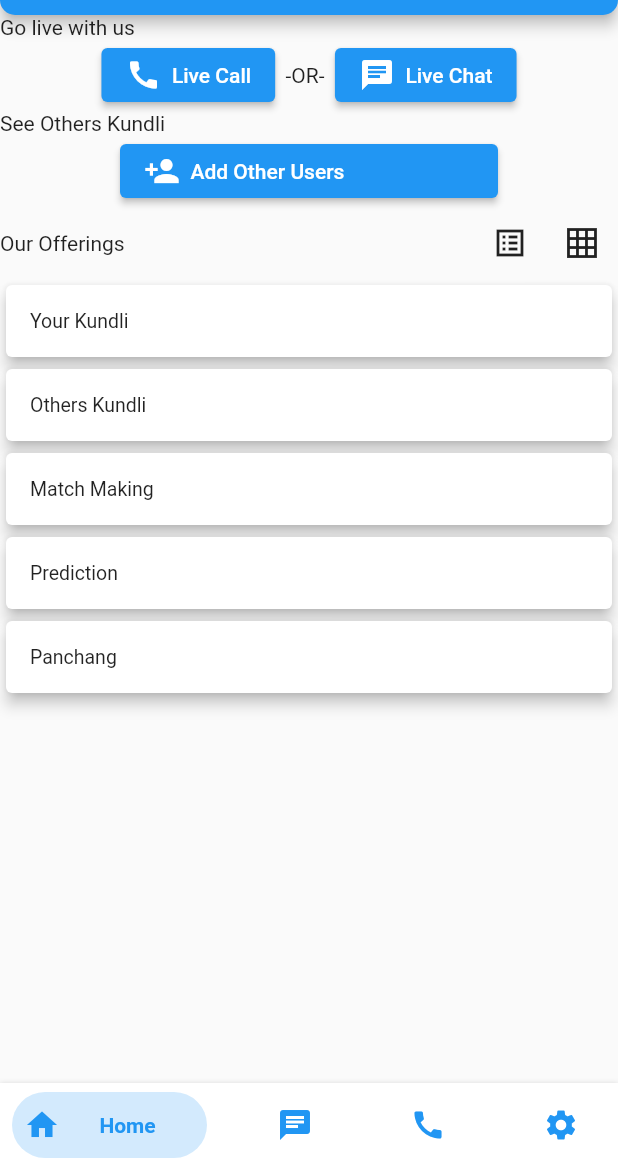
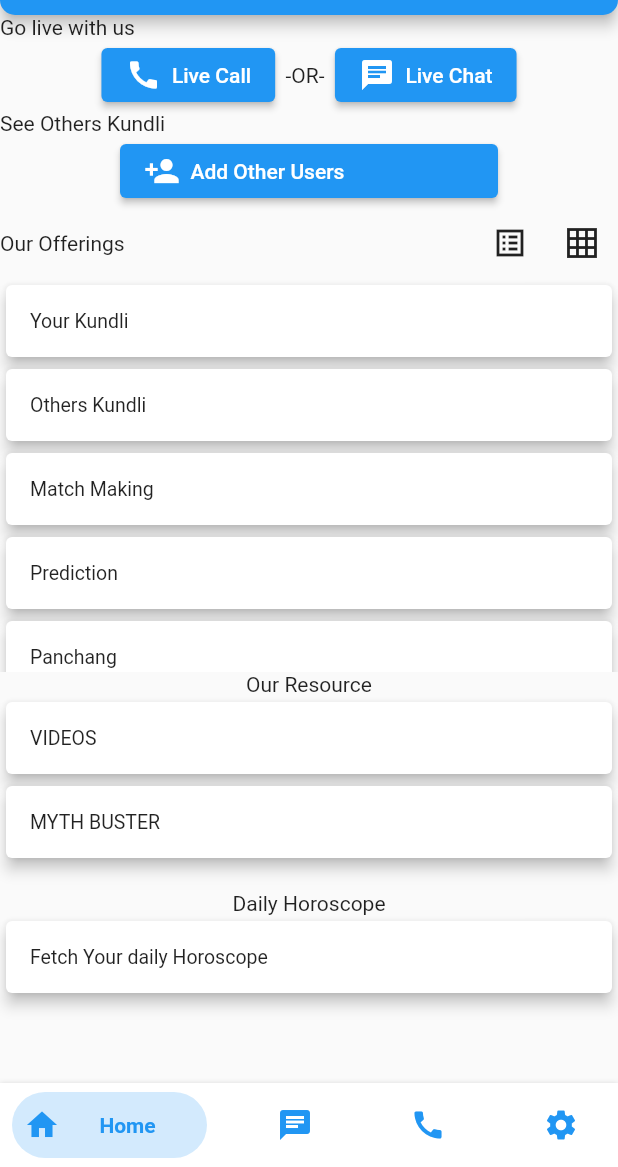
Before and after one commit to Deathstar427/AstroBuddy, a Flutter app: the screen it shows after launch, on a phone screen of 412 x 824 dp, the part 69-1236 px from its top. Run offline on Flutter 3.47's test engine with Material 2 defaults, Android fonts, the phone set to English and light mode, and no system bars; drawn by our look-alikes of bottom_navy_bar.

Commit message:
Add in home1

```diff
--- a/lib/home1.dart
+++ b/lib/home1.dart
@@ -2,6 +2,7 @@ import 'package:astrobuddy_test/call.dart';
 import 'package:flutter/material.dart';
 import 'chat.dart';
 import 'call_creds.dart';
+
 class HomePage extends StatefulWidget {
   @override
   State<StatefulWidget> createState() => _HomePage();
@@ -17,7 +18,9 @@ class _HomePage extends State<HomePage> {
               borderRadius: BorderRadius.vertical(
             bottom: Radius.circular(10),
           )),
-          leading: new IconButton(icon: new Icon(Icons.person), onPressed: users,
+          leading: new IconButton(
+            icon: new Icon(Icons.person),
+            onPressed: users,
           ),
           centerTitle: true,
           title: Text("AstroBuddy"),
@@ -31,7 +34,9 @@ class _HomePage extends State<HomePage> {
           ],
         ),
         body: SingleChildScrollView(
-            child: Column(
+            child:
+                // scrollDirection: Axis.vertical,
+                Column(
           children: [
             Container(
               child: Text("Go live with us"),
@@ -41,7 +46,8 @@ class _HomePage extends State<HomePage> {
               child: Row(
                 children: [
                   ElevatedButton(
-                    onPressed: ()=>Navigator.push(context, MaterialPageRoute(builder: (context)=>CallPage())),
+                    onPressed: () => Navigator.push(context,
+                        MaterialPageRoute(builder: (context) => CallPage())),
                     child: Row(children: [
                       Icon(Icons.call),
                       Text("  "),
@@ -52,7 +58,8 @@ class _HomePage extends State<HomePage> {
                   Text("-OR-"),
                   Text("  "),
                   ElevatedButton(
-                    onPressed: ()=>Navigator.push(context, MaterialPageRoute(builder: (context)=>ChatPage())),
+                    onPressed: () => Navigator.push(context,
+                        MaterialPageRoute(builder: (context) => ChatPage())),
                     child: Row(
                       children: [
                         Icon(Icons.chat),
@@ -118,124 +125,70 @@ class _HomePage extends State<HomePage> {
               ),
             ),
             Container(
-              height: 500,
-              child: x == 0 ? list_view() : _gridView(),
-            )
+              height: 480,
+              child: x == 0 ? listview() : _gridView(),
+            ),
           ],
         )));
   }
-  void users()=>showModalBottomSheet(
+
+  void users() => showModalBottomSheet(
       shape: RoundedRectangleBorder(
         borderRadius: BorderRadius.circular(24),
       ),
       context: context,
-    builder: (context)=>Column(
+      builder: (context) => Column(
             mainAxisSize: MainAxisSize.min,
             children: <Widget>[
               ListTile(
                 leading: Icon(Icons.person_add),
                 title: Text('Add Other'),
-          onTap: (){},
+                onTap: () {},
               ),
               ListTile(
                 leading: Icon(Icons.person),
                 title: Text('Add Other'),
                 subtitle: Text('Main User'),
-          onTap: (){},
+                onTap: () {},
               ),
             ],
-    )
-    );
+          ));
 
-    void creds()=>showModalBottomSheet(
+  void creds() => showModalBottomSheet(
       shape: RoundedRectangleBorder(
         borderRadius: BorderRadius.circular(24),
       ),
       context: context,
-    builder: (context)=>Column(
+      builder: (context) => Column(
             mainAxisSize: MainAxisSize.min,
             children: <Widget>[
               ListTile(
                 leading: Icon(Icons.chat),
                 title: Text('Buy Chat Credits'),
-          onTap: ()=>Navigator.push(context, MaterialPageRoute(builder: (context)=>Callcred())),
+                onTap: () => Navigator.push(context,
+                    MaterialPageRoute(builder: (context) => Callcred())),
               ),
               ListTile(
                 leading: Icon(Icons.call),
                 title: Text('Buy Call Credits'),
-          onTap: ()=>Navigator.push(context, MaterialPageRoute(builder: (context)=>CallPage())),
+                onTap: () => Navigator.push(context,
+                    MaterialPageRoute(builder: (context) => CallPage())),
               ),
             ],
-    )
-    );
+          ));
 }
 
-class list_view extends StatefulWidget {
-  @override
-  State<StatefulWidget> createState() => _list_view();
-}
-
-class _list_view extends State<list_view> {
-  int _sindex = 0;
-  List<String> item = <String>["Your Kundli", "Others Kundli", "Match Making", "Prediction", "Panchang"];
-  @override
-  Widget build(BuildContext context) {
-    return ListView.builder(
-      shrinkWrap: true,
-      physics: NeverScrollableScrollPhysics(),
-      itemCount: item.length,
-      itemBuilder: (context, int index) {
-        final items = item[index];
-        return Card(
-            elevation: 4.0,
-            child: Column(
-                // MainAxisSize mainAxisSize = MainAxisSize.max,
-                children: <Widget>[
-                  ListTile(
-                    dense: true,
-                    title: Text(items),
-                    //selected: index == _sindex,
-                    onTap: () {
-                      setState(() {
-                        _sindex = index;
-                        print(_sindex);
-                      });
-                    },
-                  ),
-                ]));
-      },
-    );
-  }
-}
-
-/*class grid extends StatefulWidget {
-  @override
-  State<StatefulWidget> createState() => _grid();
-}
-
-class _grid extends State<grid> {
-  List<String> _item = ["1", "2", "3", "4", "5", "6", "7", "8"];
-  @override
-  Widget build(BuildContext context) {
-    //List<String> items;
-    return GridView.count(
-        crossAxisCount: 2,
-        mainAxisSpacing: 5,
-        crossAxisSpacing: 5,
-        children:_item.map((values){
-          return Container(
-            alignment:Alignment.center,
-            child: Text(values)
-          )
-        })toList(),);
-  }
-}*/
-
 Widget _gridView() {
-  List<String> items = ["Your Kundli", "Others Kundli", "Match Making", "Prediction", "Panchang"];
+  List<String> items = [
+    "Your Kundli",
+    "Others Kundli",
+    "Match Making",
+    "Prediction",
+    "Panchang"
+  ];
   return GridView.builder(
     itemCount: items.length,
-    //physics: const NeverScrollableScrollPhysics(),
+    physics: NeverScrollableScrollPhysics(),
     gridDelegate: SliverGridDelegateWithFixedCrossAxisCount(crossAxisCount: 2),
     itemBuilder: (context, index) => Card(
       margin: EdgeInsets.all(20.0),
@@ -248,3 +201,53 @@ Widget _gridView() {
     ),
   );
 }
+
+//   list View   //
+Widget listview() {
+  List<String> item = <String>[
+    "Your Kundli",
+    "Others Kundli",
+    "Match Making",
+    "Prediction",
+    "Panchang"
+  ];
+  return Column(children: [
+    Expanded(
+        child: Container(
+            child: ListView(children: [
+      listview1(item[0]),
+      listview1(item[1]),
+      listview1(item[2]),
+      listview1(item[3]),
+      listview1(item[4]),
+    ]))),
+
+    //SizedBox(height: 20),
+    Container(
+      child: Text("Our Resource"),
+    ),
+
+    Container(
+      height: 130,
+      child: ListView(
+        physics: NeverScrollableScrollPhysics(),
+        children: [listview1("VIDEOS"), listview1("MYTH BUSTER")],
+      ),
+    ),
+    Container(child: Text("Daily Horoscope")),
+
+    Container(child: listview1("Fetch Your daily Horoscope"))
+  ]);
+}
+
+Widget listview1(String s) {
+  return Card(
+      elevation: 4.0,
+      child: Column(children: <Widget>[
+        ListTile(
+          dense: true,
+          title: Text(s),
+          onTap: () {},
+        ),
+      ]));
+}
```
Also changed, not shown: pubspec.lock. Lines whose indentation alone changed are shown as unchanged.
